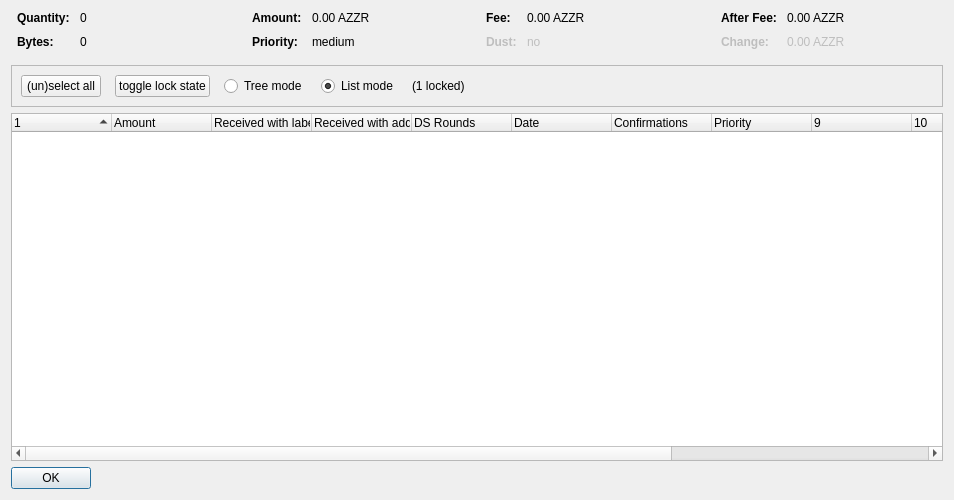
The window that src/qt/forms/coincontroldialog.ui (CryptoCoderz/Azzure) describes before a commit, drawn with Qt 5.
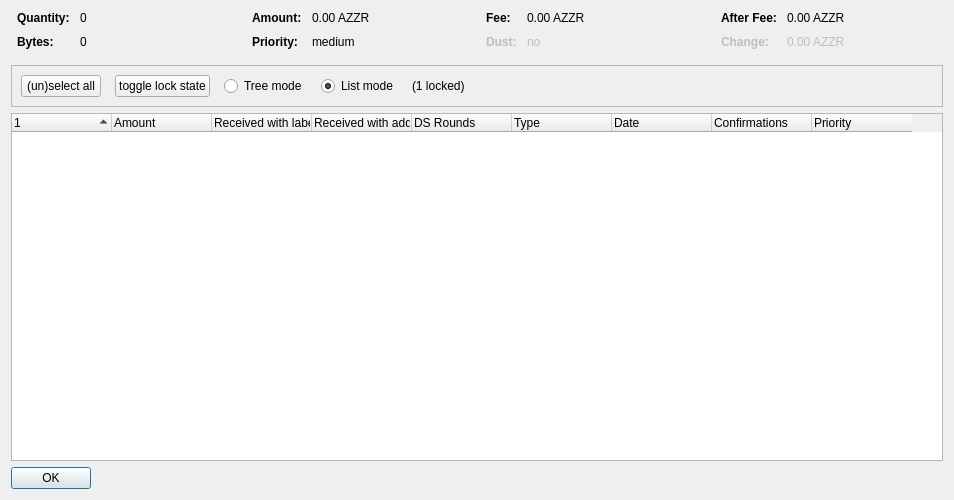
The same window after the commit. Custom widgets are drawn as their Qt base class.

Patch:
```diff
--- a/src/qt/forms/coincontroldialog.ui
+++ b/src/qt/forms/coincontroldialog.ui
@@ -447,7 +447,7 @@
       <bool>false</bool>
      </property>
      <property name="columnCount">
-      <number>13</number>
+      <number>9</number>
      </property>
      <attribute name="headerShowSortIndicator" stdset="0">
       <bool>true</bool>
@@ -482,6 +482,11 @@
      </column>
      <column>
       <property name="text">
+        <string>Type</string>
+      </property>
+     </column>
+     <column>
+      <property name="text">  
        <string>Date</string>
       </property>
      </column>
@@ -498,31 +503,6 @@
        <string>Priority</string>
       </property>
      </column>
-     <column>
-      <property name="text">
-       <string/>
-      </property>
-     </column>
-     <column>
-      <property name="text">
-       <string/>
-      </property>
-     </column>
-     <column>
-      <property name="text">
-       <string/>
-      </property>
-     </column>
-     <column>
-      <property name="text">
-       <string/>
-      </property>
-     </column>
-     <column>
-      <property name="text">
-       <string/>
-      </property>
-     </column>
     </widget>
    </item>
    <item>
```
